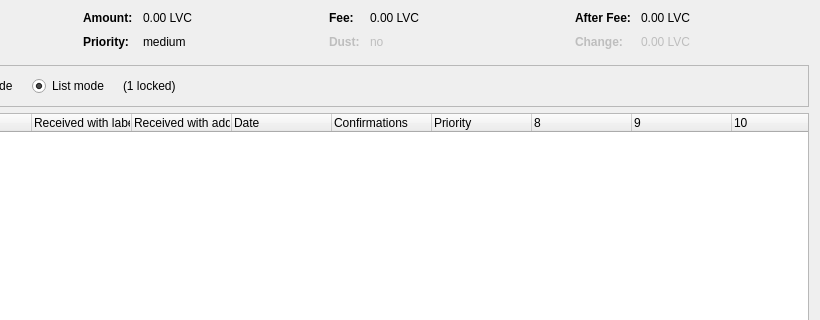
This is src/qt/forms/coincontroldialog.ui in Briliantcoin/briliantcoin-last as Qt 5 draws it before an edit; both pictures show x 180 to 1000 and y 0 to 320 of the 1000 by 500 pixel window. The edited form follows.
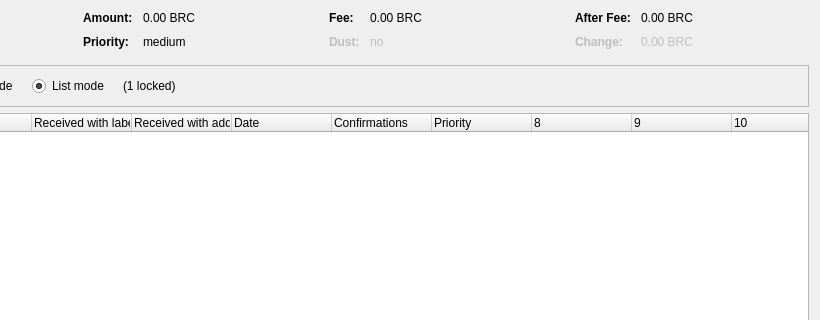
This is the edited form. Custom widgets are drawn as their Qt base class.

Patch:
```diff
--- a/src/qt/forms/coincontroldialog.ui
+++ b/src/qt/forms/coincontroldialog.ui
@@ -132,7 +132,7 @@
           <enum>Qt::ActionsContextMenu</enum>
          </property>
          <property name="text">
-          <string notr="true">0.00 LVC</string>
+          <string notr="true">0.00 BRC</string>
          </property>
          <property name="textInteractionFlags">
           <set>Qt::LinksAccessibleByMouse|Qt::TextSelectableByKeyboard|Qt::TextSelectableByMouse</set>
@@ -206,7 +206,7 @@
           <enum>Qt::ActionsContextMenu</enum>
          </property>
          <property name="text">
-          <string notr="true">0.00 LVC</string>
+          <string notr="true">0.00 BRC</string>
          </property>
          <property name="textInteractionFlags">
           <set>Qt::LinksAccessibleByMouse|Qt::TextSelectableByKeyboard|Qt::TextSelectableByMouse</set>
@@ -286,7 +286,7 @@
           <enum>Qt::ActionsContextMenu</enum>
          </property>
          <property name="text">
-          <string notr="true">0.00 LVC</string>
+          <string notr="true">0.00 BRC</string>
          </property>
          <property name="textInteractionFlags">
           <set>Qt::LinksAccessibleByMouse|Qt::TextSelectableByKeyboard|Qt::TextSelectableByMouse</set>
@@ -321,7 +321,7 @@
           <enum>Qt::ActionsContextMenu</enum>
          </property>
          <property name="text">
-          <string notr="true">0.00 LVC</string>
+          <string notr="true">0.00 BRC</string>
          </property>
          <property name="textInteractionFlags">
           <set>Qt::LinksAccessibleByMouse|Qt::TextSelectableByKeyboard|Qt::TextSelectableByMouse</set>
```
